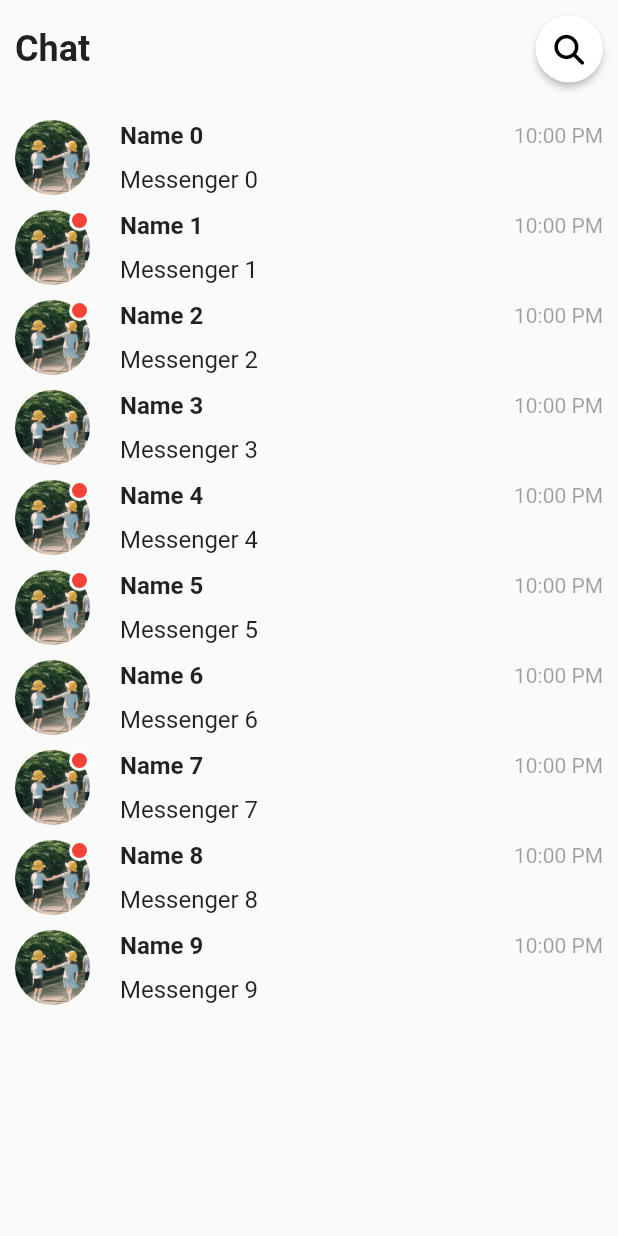
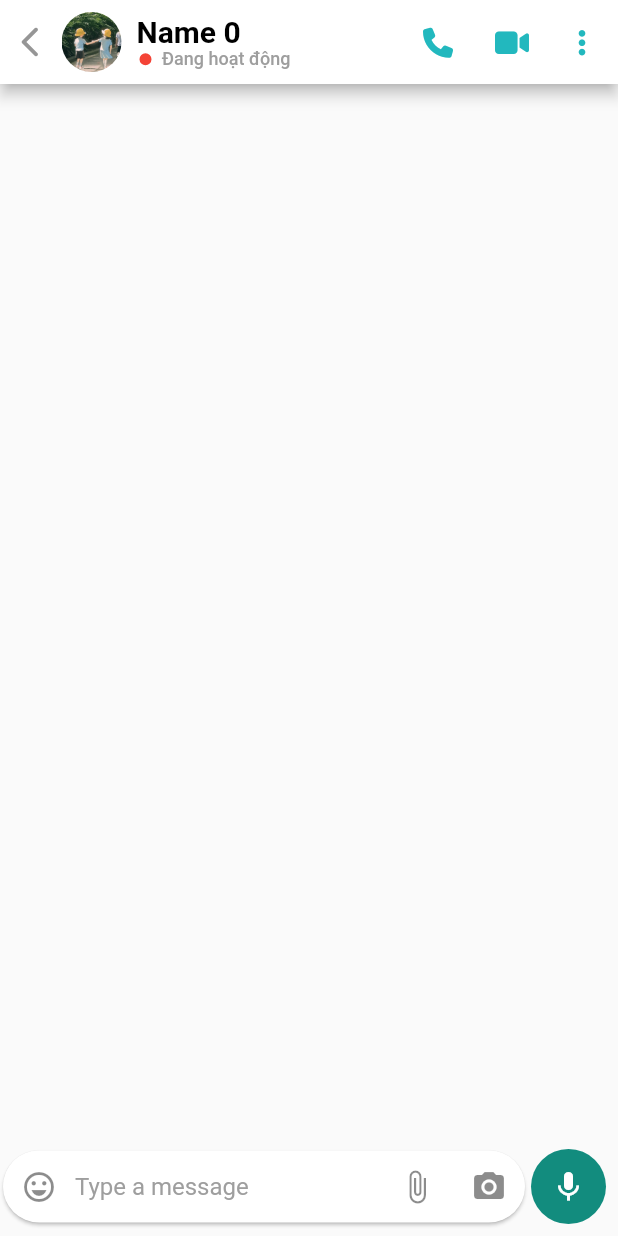
Before and after one commit to ngoctienUIT/ChatApp, a Flutter app: the ListChat screen opened directly, after a tap on "Name 0", on a phone screen of 412 x 824 dp. Run offline on Flutter 3.47's test engine with Material 2 defaults, Android fonts, the phone set to English and light mode, and no system bars; our stand-ins replace emoji_picker_flutter, firebase_auth, firebase_core, flutter_switch, font_awesome_flutter, get and 1 more; accounts and stored records are empty.

Commit message:
update UI
Cập nhật giao diện chat

```diff
--- /dev/null
+++ b/lib/auth/screens/chat.dart
@@ -0,0 +1,375 @@
+import 'dart:io';
+import 'package:flutter/material.dart';
+import 'package:font_awesome_flutter/font_awesome_flutter.dart';
+import 'package:emoji_picker_flutter/emoji_picker_flutter.dart';
+
+class Chat extends StatefulWidget {
+  const Chat({Key? key}) : super(key: key);
+
+  @override
+  State<Chat> createState() => _ChatState();
+}
+
+class _ChatState extends State<Chat> {
+  final TextEditingController _controller = TextEditingController();
+  FocusNode focusNode = FocusNode();
+  bool show = false;
+  bool sendButton = false;
+
+  @override
+  void initState() {
+    super.initState();
+  }
+
+  @override
+  Widget build(BuildContext context) {
+    return Scaffold(
+      appBar: AppBar(
+        backgroundColor: Colors.white,
+        leadingWidth: 25,
+        // titleSpacing: 0,
+        leading: IconButton(
+          icon: const Icon(
+            Icons.arrow_back_ios_new_rounded,
+            color: Color.fromRGBO(150, 150, 150, 1),
+          ),
+          onPressed: () {
+            Navigator.pop(context);
+          },
+        ),
+        title: Row(
+          children: [
+            ClipOval(
+              child: Image.asset("assets/images/avatar.jpg", width: 40),
+            ),
+            const SizedBox(width: 10),
+            Expanded(
+              child: Column(
+                crossAxisAlignment: CrossAxisAlignment.start,
+                children: [
+                  const Text(
+                    "Name 0",
+                    overflow: TextOverflow.ellipsis,
+                    style: TextStyle(
+                      color: Colors.black,
+                      fontWeight: FontWeight.bold,
+                    ),
+                  ),
+                  Row(
+                    children: [
+                      Container(
+                        width: 12,
+                        height: 12,
+                        decoration: BoxDecoration(
+                          color: Colors.red,
+                          borderRadius: BorderRadius.circular(90),
+                          border: Border.all(color: Colors.white, width: 2),
+                        ),
+                      ),
+                      const SizedBox(width: 5),
+                      const Text(
+                        "Đang hoạt động",
+                        overflow: TextOverflow.ellipsis,
+                        style: TextStyle(color: Colors.grey, fontSize: 12),
+                      )
+                    ],
+                  )
+                ],
+              ),
+            ),
+          ],
+        ),
+        actions: [
+          IconButton(
+            onPressed: () {},
+            icon: const Icon(
+              FontAwesomeIcons.phone,
+              size: 20,
+              color: Color.fromRGBO(34, 184, 190, 1),
+            ),
+          ),
+          IconButton(
+            onPressed: () {},
+            icon: const Icon(
+              FontAwesomeIcons.video,
+              size: 20,
+              color: Color.fromRGBO(34, 184, 190, 1),
+            ),
+          ),
+          PopupMenuButton<int>(
+            padding: const EdgeInsets.all(0),
+            shape: const RoundedRectangleBorder(
+              borderRadius: BorderRadius.all(Radius.circular(10)),
+            ),
+            onSelected: (value) {
+              print(value);
+            },
+            icon: const Icon(
+              FontAwesomeIcons.ellipsisVertical,
+              size: 20,
+              color: Color.fromRGBO(34, 184, 190, 1),
+            ),
+            itemBuilder: (context) {
+              return [
+                itemPopup(
+                  text: 'Thông báo',
+                  icon: FontAwesomeIcons.solidBell,
+                  color: const Color.fromRGBO(59, 190, 253, 1),
+                  index: 0,
+                ),
+                itemPopup(
+                  text: 'Màu sắc',
+                  icon: FontAwesomeIcons.palette,
+                  color: const Color.fromRGBO(26, 191, 185, 1),
+                  index: 1,
+                ),
+                itemPopup(
+                  text: 'Xóa đoạn chat',
+                  icon: FontAwesomeIcons.trash,
+                  color: const Color.fromRGBO(255, 113, 150, 1),
+                  index: 2,
+                ),
+                itemPopup(
+                  text: 'Chặn',
+                  icon: FontAwesomeIcons.ban,
+                  color: const Color.fromRGBO(252, 177, 188, 1),
+                  index: 3,
+                ),
+              ];
+            },
+          ),
+        ],
+      ),
+      body: WillPopScope(
+        onWillPop: () {
+          if (show) {
+            setState(() => show = false);
+          } else {
+            Navigator.pop(context);
+          }
+          return Future.value(false);
+        },
+        child: Column(
+          children: [
+            Expanded(child: Container()),
+            Align(
+              alignment: Alignment.bottomCenter,
+              child: SizedBox(
+                height: show ? MediaQuery.of(context).size.height * 0.4 : 70,
+                child: Column(
+                  mainAxisAlignment: MainAxisAlignment.end,
+                  children: [
+                    Row(
+                      children: [
+                        SizedBox(
+                          width: MediaQuery.of(context).size.width - 60,
+                          child: Card(
+                            margin: const EdgeInsets.only(
+                                left: 2, right: 2, bottom: 8),
+                            shape: RoundedRectangleBorder(
+                              borderRadius: BorderRadius.circular(25),
+                            ),
+                            child: TextFormField(
+                              controller: _controller,
+                              focusNode: focusNode,
+                              textAlignVertical: TextAlignVertical.center,
+                              keyboardType: TextInputType.multiline,
+                              minLines: 1,
+                              onTap: () {
+                                if (show) {
+                                  setState(() => show = !show);
+                                }
+                              },
+                              onChanged: (value) {
+                                if (value.isNotEmpty) {
+                                  setState(() => sendButton = true);
+                                } else {
+                                  setState(() => sendButton = false);
+                                }
+                              },
+                              decoration: InputDecoration(
+                                border: InputBorder.none,
+                                hintText: "Type a message",
+                                hintStyle: const TextStyle(color: Colors.grey),
+                                prefixIcon: IconButton(
+                                  icon: Icon(
+                                    show
+                                        ? Icons.keyboard
+                                        : Icons.emoji_emotions_outlined,
+                                  ),
+                                  onPressed: () {
+                                    if (!show) {
+                                      focusNode.unfocus();
+                                      focusNode.canRequestFocus = false;
+                                    } else {
+                                      focusNode.requestFocus();
+                                    }
+                                    setState(() => show = !show);
+                                  },
+                                ),
+                                suffixIcon: Row(
+                                  mainAxisSize: MainAxisSize.min,
+                                  children: [
+                                    IconButton(
+                                      icon: const Icon(Icons.attach_file),
+                                      onPressed: () {
+                                        showModalBottomSheet(
+                                          backgroundColor: Colors.transparent,
+                                          context: context,
+                                          builder: (builder) => bottomSheet(),
+                                        );
+                                      },
+                                    ),
+                                    IconButton(
+                                      icon: const Icon(Icons.camera_alt),
+                                      onPressed: () {},
+                                    ),
+                                  ],
+                                ),
+                                contentPadding: const EdgeInsets.all(5),
+                              ),
+                            ),
+                          ),
+                        ),
+                        Padding(
+                          padding: const EdgeInsets.only(
+                            bottom: 8,
+                            right: 2,
+                            left: 2,
+                          ),
+                          child: CircleAvatar(
+                            radius: 25,
+                            backgroundColor: const Color(0xFF128C7E),
+                            child: IconButton(
+                              icon: Icon(
+                                sendButton ? Icons.send : Icons.mic,
+                                color: Colors.white,
+                              ),
+                              onPressed: () {},
+                            ),
+                          ),
+                        ),
+                      ],
+                    ),
+                    Expanded(
+                      flex: show ? 1 : 0,
+                      child: show ? emojiSelect() : Container(),
+                    )
+                  ],
+                ),
+              ),
+            ),
+          ],
+        ),
+      ),
+    );
+  }
+
+  PopupMenuItem<int> itemPopup({
+    required String text,
+    required int index,
+    required IconData icon,
+    required Color color,
+  }) {
+    return PopupMenuItem<int>(
+      value: index,
+      child: Row(
+        children: [
+          Icon(icon, color: color),
+          const SizedBox(width: 7),
+          Text(text)
+        ],
+      ),
+    );
+  }
+
+  Widget bottomSheet() {
+    return SizedBox(
+      height: 278,
+      width: MediaQuery.of(context).size.width,
+      child: Card(
+        margin: const EdgeInsets.all(18.0),
+        shape: RoundedRectangleBorder(borderRadius: BorderRadius.circular(15)),
+        child: Padding(
+          padding: const EdgeInsets.symmetric(horizontal: 10, vertical: 20),
+          child: Column(
+            children: [
+              Row(
+                mainAxisAlignment: MainAxisAlignment.center,
+                children: [
+                  iconCreation(
+                      Icons.insert_drive_file, Colors.indigo, "Document"),
+                  const SizedBox(width: 40),
+                  iconCreation(Icons.camera_alt, Colors.pink, "Camera"),
+                  const SizedBox(width: 40),
+                  iconCreation(Icons.insert_photo, Colors.purple, "Gallery"),
+                ],
+              ),
+              const SizedBox(height: 30),
+              Row(
+                mainAxisAlignment: MainAxisAlignment.center,
+                children: [
+                  iconCreation(Icons.headset, Colors.orange, "Audio"),
+                  const SizedBox(width: 40),
+                  iconCreation(Icons.location_pin, Colors.teal, "Location"),
+                  const SizedBox(width: 40),
+                  iconCreation(Icons.person, Colors.blue, "Contact"),
+                ],
+              ),
+            ],
+          ),
+        ),
+      ),
+    );
+  }
+
+  Widget iconCreation(IconData icons, Color color, String text) {
+    return InkWell(
+      onTap: () {},
+      child: Column(
+        children: [
+          CircleAvatar(
+            radius: 30,
+            backgroundColor: color,
+            child: Icon(icons, size: 29, color: Colors.white),
+          ),
+          const SizedBox(height: 5),
+          Text(text, style: const TextStyle(fontSize: 12))
+        ],
+      ),
+    );
+  }
+
+  Widget emojiSelect() {
+    return EmojiPicker(
+      textEditingController: _controller,
+      config: Config(
+        columns: 7,
+        emojiSizeMax: 32 * (Platform.isIOS ? 1.30 : 1.0),
+        verticalSpacing: 0,
+        horizontalSpacing: 0,
+        gridPadding: EdgeInsets.zero,
+        initCategory: Category.RECENT,
+        bgColor: const Color(0xFFF2F2F2),
+        indicatorColor: Colors.blue,
+        iconColor: Colors.grey,
+        iconColorSelected: Colors.blue,
+        backspaceColor: Colors.blue,
+        skinToneDialogBgColor: Colors.white,
+        skinToneIndicatorColor: Colors.grey,
+        enableSkinTones: true,
+        showRecentsTab: true,
+        recentsLimit: 28,
+        noRecents: const Text(
+          'No Recents',
+          style: TextStyle(fontSize: 20, color: Colors.black26),
+          textAlign: TextAlign.center,
+        ), // Needs to be const Widget
+        loadingIndicator: const SizedBox.shrink(), // Needs to be const Widget
+        tabIndicatorAnimDuration: kTabScrollDuration,
+        categoryIcons: const CategoryIcons(),
+        buttonMode: ButtonMode.MATERIAL,
+      ),
+    );
+  }
+}
--- a/lib/auth/screens/list_chat.dart
+++ b/lib/auth/screens/list_chat.dart
@@ -1,5 +1,7 @@
+import 'package:chat_app/auth/screens/chat.dart';
 import 'package:flutter/material.dart';
 import 'package:font_awesome_flutter/font_awesome_flutter.dart';
+import 'package:get/get.dart';
 
 class ListChat extends StatelessWidget {
   const ListChat({Key? key}) : super(key: key);
@@ -48,7 +50,7 @@ class ListChat extends StatelessWidget {
                 itemBuilder: (context, index) {
                   return InkWell(
                     onTap: () {
-                      //Todo
+                      Get.to(const Chat());
                     },
                     child: Padding(
                       padding: const EdgeInsets.symmetric(
--- a/lib/auth/screens/sign_in.dart
+++ b/lib/auth/screens/sign_in.dart
@@ -57,9 +57,9 @@ class SignIn extends StatelessWidget {
                   const SizedBox(height: 30),
                   CustomButton(
                     onPress: () {
-                      // Get.off(const Home());
-                      FadedOverlay.showLoading(context);
-                      SignInController.inst.validateEmailAndSignIn();
+                      Get.off(const Home());
+                      // FadedOverlay.showLoading(context);
+                      // SignInController.inst.validateEmailAndSignIn();
                     },
                     text: "Sign In",
                   ),
--- a/pubspec.yaml
+++ b/pubspec.yaml
@@ -42,6 +42,7 @@ dependencies:
   get: ^4.6.5
   loading_indicator: ^3.1.0
   flutter_switch: ^0.3.2
+  emoji_picker_flutter: ^1.5.0
 
 dev_dependencies:
   flutter_test:
```
Also changed, not shown: assets/images/english.png (added), assets/images/vietnam.png (added), pubspec.lock, 6 other files.
